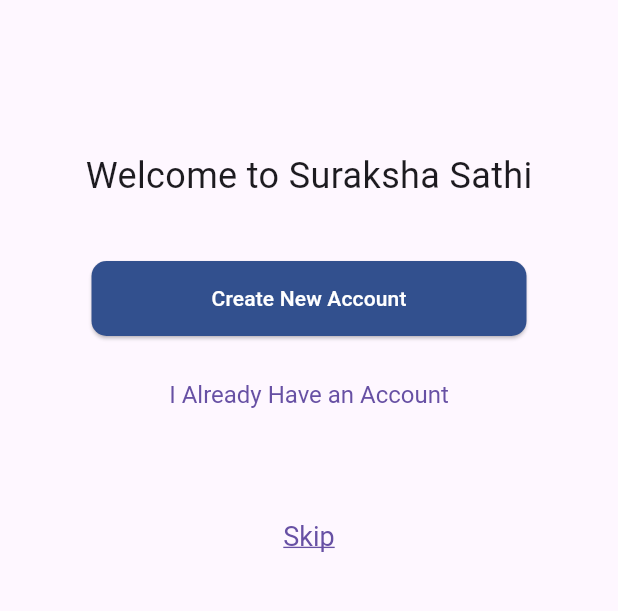
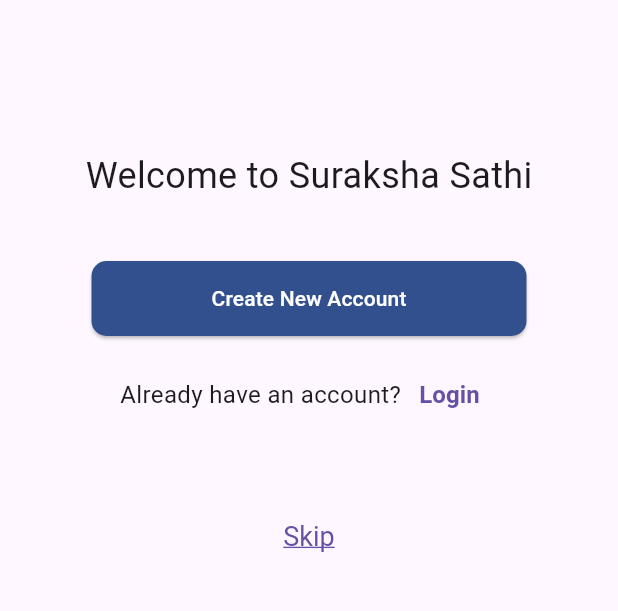
Before and after one commit to sujan-ss/CrimeReportingAndCommunitySafety-SurakshaSathi-, a Flutter app: the screen it shows after launch, on a phone screen of 412 x 824 dp, the part 552-1163 px from its top. Run offline on Flutter 3.47's test engine with Material 3 defaults, Android fonts, the phone set to English and light mode, and no system bars; our stand-ins replace image_picker.

Commit message:
Made minor changes in login_signin_screen

```diff
--- a/lib/Login Signup Page/login_signin_screen.dart
+++ b/lib/Login Signup Page/login_signin_screen.dart
@@ -54,25 +54,34 @@ class LoginSigninScreen extends StatelessWidget {
           ),
           SizedBox(height: 15.0),
 
-          // Already have an account button
+          Row(
+            mainAxisAlignment: MainAxisAlignment.center,
+            children: [
+              Text(
+                "Already have an account?",
+                style: TextStyle(
+                  fontSize: 16,
+                ),
+              ),
               TextButton(
                 onPressed: () {
-              // Handle already have an account button press
-              print('Already Have an Account pressed');
-
-              // Navigate to the Login page
+                  // Navigate to the Login screen
                   Navigator.pushReplacement(
                     context,
                     MaterialPageRoute(builder: (context) => LoginPage()),
                   );
                 },
-            style: TextButton.styleFrom(
-              textStyle: TextStyle(
-                fontSize: 16.0,
+                child: Text(
+                  "Login",
+                  style: TextStyle(
+                    fontSize: 16,
+                    fontWeight: FontWeight.bold,
                   ),
                 ),
-            child: Text('I Already Have an Account'),
               ),
+            ],
+          ),
+
           SizedBox(height: 40.0),
 
           // Skip Button
```
Lines whose indentation alone changed are shown as unchanged.
